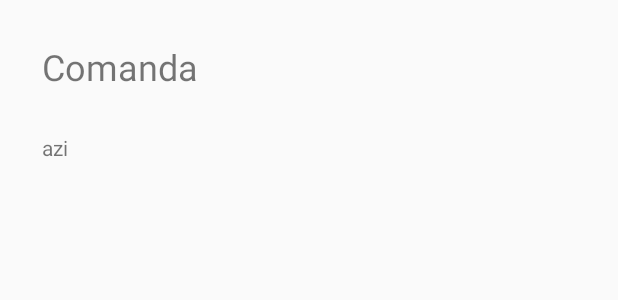
After one commit to IulianCaluian/OrdoApp, an Android app: the layout fragment_item_order.xml on its own in the app's theme, with its tools: preview values and no code run, on a phone screen of 412 x 824 dp. The commit adds this screen. Shown: the top 300 px of the screen. Run offline under Robolectric (Android 15) with nearby library versions, the phone set to English and light mode, and no system bars.

Commit message:
Legarea Activitatii ItemOrderActivity cu lista din fragmentul HistoryFragment

```diff
--- a/app/src/main/AndroidManifest.xml
+++ b/app/src/main/AndroidManifest.xml
@@ -15,6 +15,10 @@
         </activity>
         <activity android:name=".ScanQRActivity">
         </activity>
+        <activity android:name=".ItemOrderActivity"
+            android:parentActivityName=".MainActivity">
+        </activity>
+
         <activity android:name=".MainActivity">
             <intent-filter>
                 <action android:name="android.intent.action.MAIN" />
--- /dev/null
+++ b/app/src/main/res/layout/fragment_item_order.xml
@@ -0,0 +1,32 @@
+<?xml version="1.0" encoding="utf-8"?>
+<android.support.constraint.ConstraintLayout
+    xmlns:android="http://schemas.android.com/apk/res/android"
+    xmlns:app="http://schemas.android.com/apk/res-auto"
+    xmlns:tools="http://schemas.android.com/tools"
+    android:layout_width="match_parent"
+    android:layout_height="match_parent">
+
+    <TextView
+        android:id="@+id/item_order_title"
+        android:layout_width="wrap_content"
+        android:layout_height="wrap_content"
+        android:layout_marginStart="8dp"
+        android:layout_marginTop="8dp"
+        android:padding="20dp"
+        android:textSize="24sp"
+        app:layout_constraintStart_toStartOf="parent"
+        app:layout_constraintTop_toTopOf="parent"
+        tools:text="Comanda" />
+
+    <TextView
+        android:id="@+id/item_order_date"
+        android:layout_width="wrap_content"
+        android:layout_height="wrap_content"
+        android:layout_marginStart="8dp"
+        android:layout_marginTop="8dp"
+        android:paddingLeft="20dp"
+        app:layout_constraintStart_toStartOf="parent"
+        app:layout_constraintTop_toBottomOf="@+id/item_order_title"
+        tools:text="azi" />
+
+</android.support.constraint.ConstraintLayout>
```
Also changed, not shown: app/src/main/java/ordo/azurewebsites/net/ordo/HistoryFragment.java (+21 -3 lines), app/src/main/java/ordo/azurewebsites/net/ordo/ItemOrderActivity.java (added, +23 -0 lines), app/src/main/java/ordo/azurewebsites/net/ordo/ItemOrderFragment.java (added, +54 -0 lines).
